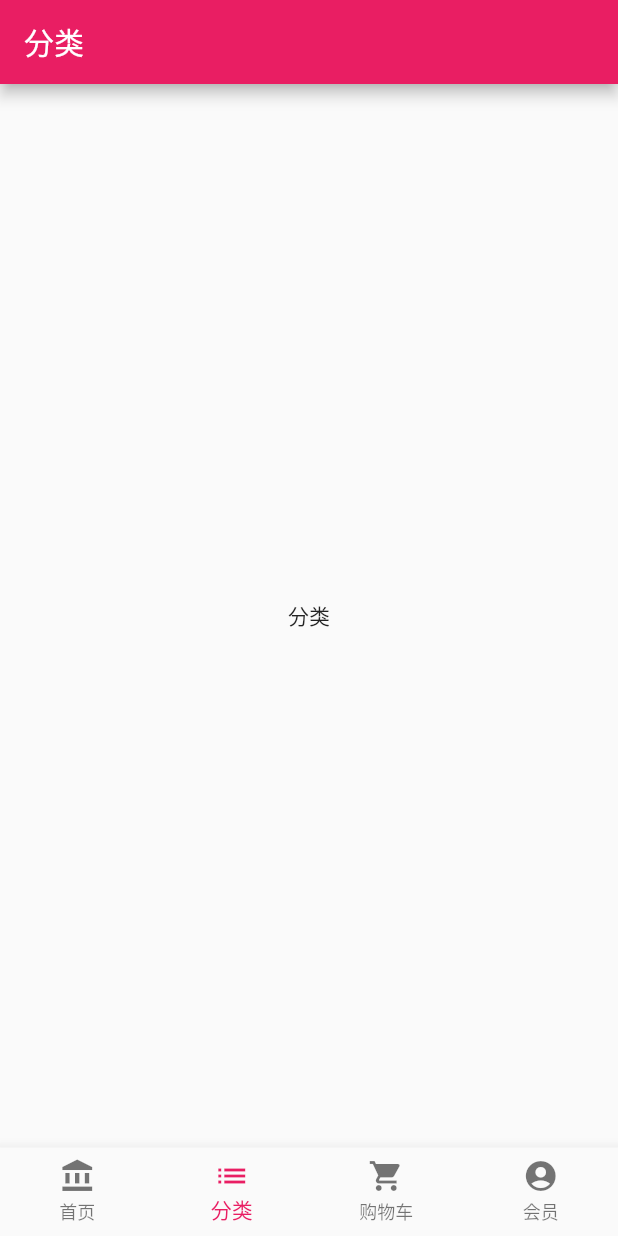
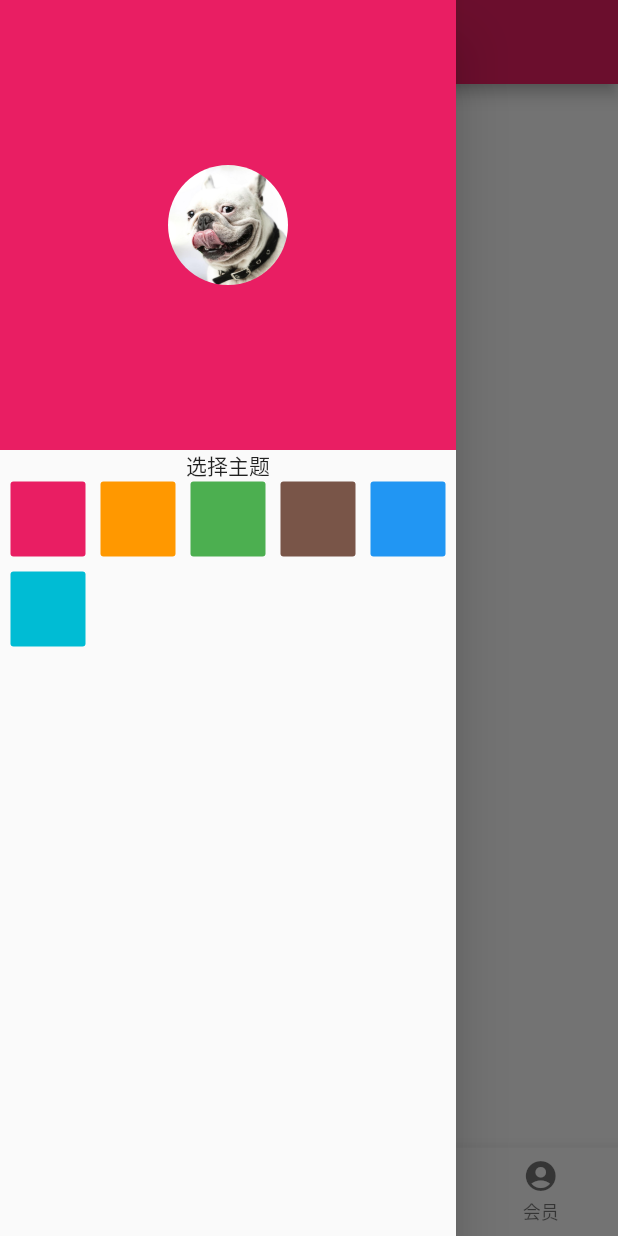
Before and after one commit to chyund/Flutter-, a Flutter app: the screen it shows after launch, item 2 of the bottom bar chosen, with the side drawer open (before the commit the screen has no drawer), on a phone screen of 412 x 824 dp. Run offline on Flutter 3.47's test engine with Material 2 defaults, Android fonts, the phone set to English and light mode, and no system bars; our stand-ins replace flutter_swiper.

Commit message:
简单使用provider

```diff
--- /dev/null
+++ b/lib/constants/colors.dart
@@ -0,0 +1,10 @@
+import 'package:flutter/material.dart';
+
+const List<MaterialColor> themeColors = [
+  Colors.pink,
+  Colors.orange,
+  Colors.green,
+  Colors.brown,
+  Colors.blue,
+  Colors.cyan
+];
--- /dev/null
+++ b/lib/datas/theme.dart
@@ -0,0 +1,10 @@
+import 'package:flutter/material.dart';
+
+class MyTheme extends ChangeNotifier{
+  MaterialColor primarySwatch = Colors.pink;
+
+  void changeThemeColor(MaterialColor materialColor) {
+    primarySwatch = materialColor;
+    notifyListeners();
+  }
+}
--- a/lib/main.dart
+++ b/lib/main.dart
@@ -1,5 +1,7 @@
 import 'package:flutter/material.dart';
 import 'pages/index_page.dart';
+import 'package:provider/provider.dart';
+import 'datas/theme.dart';
 
 void main() {
   runApp(MyApp());
@@ -9,14 +11,23 @@ class MyApp extends StatelessWidget {
   // This widget is the root of your application.
   @override
   Widget build(BuildContext context) {
+    return MultiProvider(
+      providers: [
+        ChangeNotifierProvider(create: (_) => MyTheme())
+      ],
+      child: Builder(
+        builder: (BuildContext context) {
           return MaterialApp(
             title: 'Flutter Demo',
             theme: ThemeData(
-        primarySwatch: Colors.pink,
+              primarySwatch: context.watch<MyTheme>().primarySwatch,
               visualDensity: VisualDensity.adaptivePlatformDensity,
             ),
             debugShowCheckedModeBanner: false,
             home: IndexPage(),
           );
+        },
+      ),
+    );
   }
 }
--- /dev/null
+++ b/lib/pages/drawer.dart
@@ -0,0 +1,48 @@
+import 'package:flutter/material.dart';
+import '../constants/colors.dart';
+import '../datas/theme.dart';
+
+class MyDrawer extends StatefulWidget {
+  MyDrawer(this.myTheme);
+
+  final MyTheme myTheme;
+
+  @override
+  _MyDrawerState createState() => _MyDrawerState();
+}
+
+class _MyDrawerState extends State<MyDrawer> {
+  @override
+  Widget build(BuildContext context) {
+    return Drawer(
+      child: MediaQuery.removePadding(
+        context: context,
+        removeTop: true,
+        child: Column(
+          children: [
+            Container(
+              color: Theme.of(context).primaryColor,
+              height: 300,
+              alignment: Alignment.center,
+              child: ClipOval(
+                child: Image.asset('images/avatar.jpg', width: 80, height: 80, fit: BoxFit.cover,),
+              ),
+            ),
+            Text('选择主题'),
+            Wrap(
+              spacing: 10,
+              runSpacing: 10,
+              children: themeColors.map((e) => FlatButton(
+                onPressed: (){
+                  widget.myTheme.changeThemeColor(e);
+                },
+                color: e,
+                minWidth: 50,
+                height: 50,)).toList(),
+            )
+          ],
+        ),
+      ),
+    );
+  }
+}
--- a/lib/pages/index_page.dart
+++ b/lib/pages/index_page.dart
@@ -1,8 +1,12 @@
 import 'package:flutter/material.dart';
+import 'package:provider/provider.dart';
+import 'package:shang_cheng/datas/theme.dart';
+
 import 'home_page.dart';
 import 'cart_page.dart';
 import 'category_page.dart';
 import 'member_page.dart';
+import 'drawer.dart';
 
 class IndexPage extends StatefulWidget {
   @override
@@ -46,6 +50,7 @@ class _IndexPageState extends State<IndexPage> {
       appBar: AppBar(
         title: Text(itemTitles[currentIndex]),
       ),
+      drawer: MyDrawer(context.watch<MyTheme>()),
       bottomNavigationBar: BottomNavigationBar(
         items: items,
         currentIndex: currentIndex,
--- a/pubspec.yaml
+++ b/pubspec.yaml
@@ -29,6 +29,7 @@ dependencies:
   # Use with the CupertinoIcons class for iOS style icons.
   cupertino_icons: ^1.0.0
   flutter_swiper: ^1.1.6
+  provider: ^4.3.2+3
 
 dev_dependencies:
   flutter_test:
```
Also changed, not shown: lib/pages/home_page.dart (+52 -15 lines), images/avatar.jpg (added), images/kaola.jpg (added), images/lu.jpg (added), images/tigger.jpg (added), pubspec.lock. Lines whose indentation alone changed are shown as unchanged.
